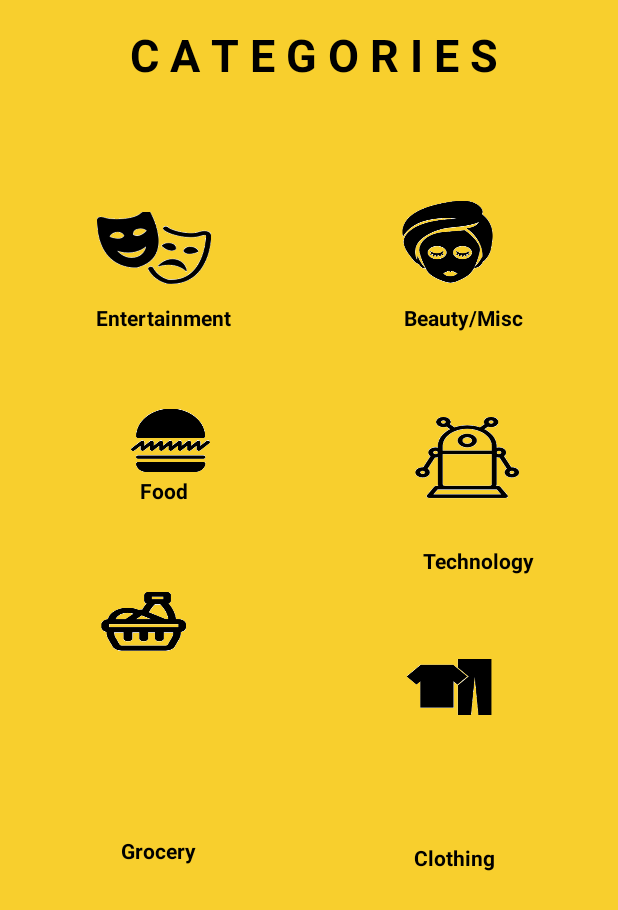
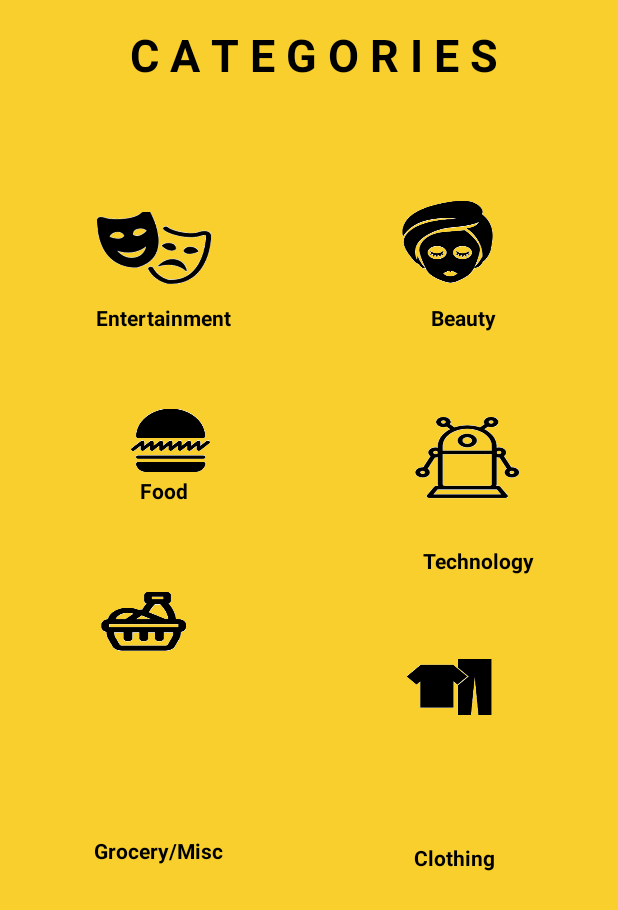
Before and after one commit to hamdamare/Quatra, an Android app: the screen it shows after launch (CategoriesActivity), on a phone screen of 412 x 824 dp. Shown: the top 910 px of the screen. Run offline under Robolectric (Android 15) with nearby library versions, the phone set to English and light mode, and no system bars.

Commit message:
misc added

```diff
--- a/app/src/main/res/layout/activity_categories.xml
+++ b/app/src/main/res/layout/activity_categories.xml
@@ -122,7 +122,7 @@
         android:layout_marginEnd="8dp"
         android:layout_marginStart="8dp"
         android:layout_marginTop="8dp"
-        android:text="Beauty/Misc"
+        android:text="Beauty"
         android:textColor="@color/colorPrimaryDark"
         android:textStyle="bold"
         app:layout_constraintBottom_toTopOf="@+id/techBtn"
@@ -174,7 +174,7 @@
         android:layout_marginEnd="8dp"
         android:layout_marginStart="8dp"
         android:layout_marginTop="8dp"
-        android:text="Grocery"
+        android:text="Grocery/Misc"
         android:textColor="@color/colorPrimaryDark"
         android:textStyle="bold"
         app:layout_constraintBottom_toBottomOf="parent"
```
